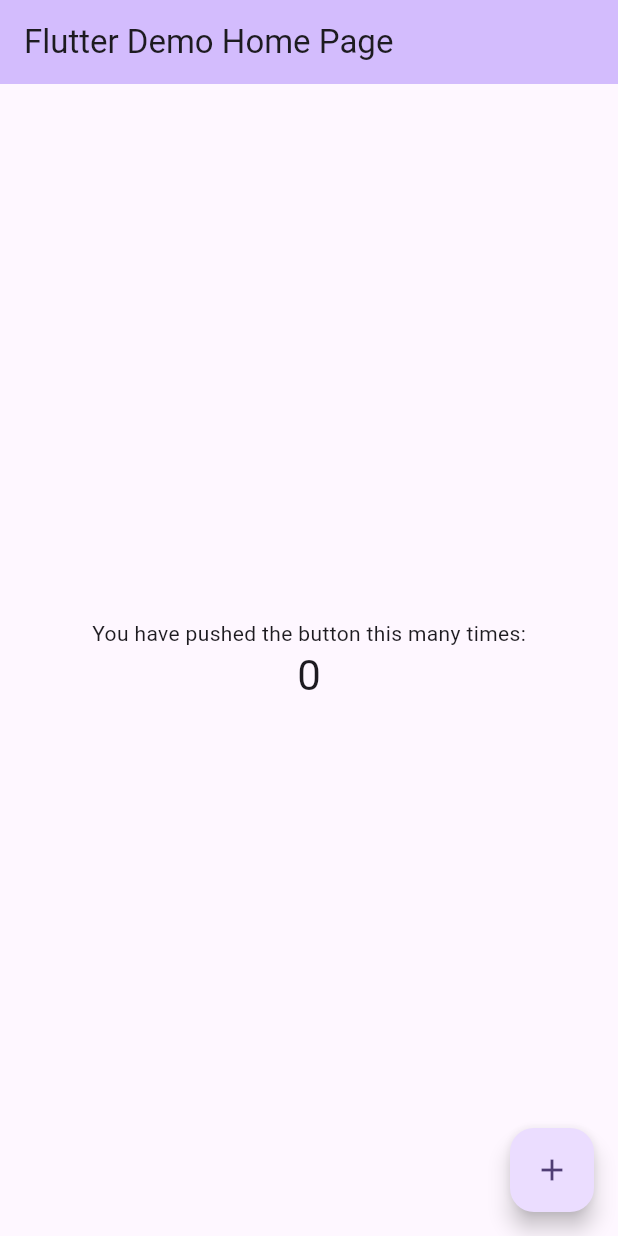
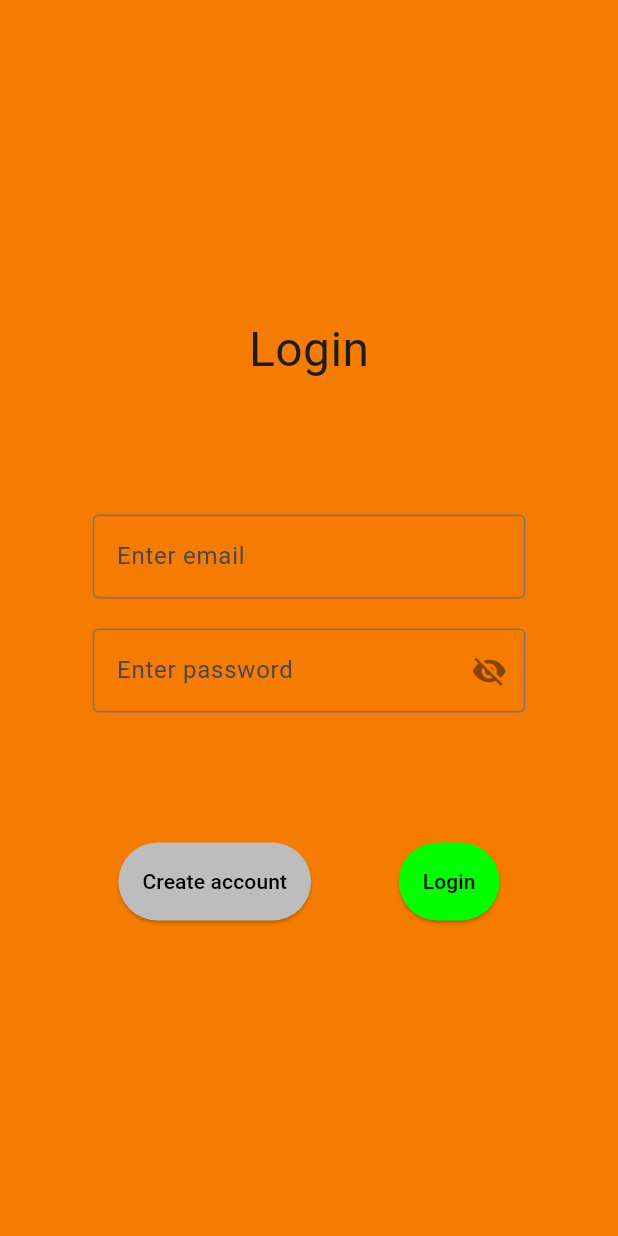
Before and after one commit to KhalilHen/dinner_app_flutter, a Flutter app: the screen it shows after launch, on a phone screen of 412 x 824 dp. Run offline on Flutter 3.47's test engine with Material 3 defaults, Android fonts, the phone set to English and light mode, and no system bars; our stand-ins replace firebase_auth, firebase_core; accounts and stored records are empty.

Commit message:
DB connection + login

```diff
--- a/lib/main.dart
+++ b/lib/main.dart
@@ -1,125 +1,193 @@
 import 'package:flutter/material.dart';
+import 'package:firebase_auth/firebase_auth.dart';
+import 'package:firebase_core/firebase_core.dart';
+import 'firebase_options.dart';
+import 'homepage.dart';
 
-void main() {
-  runApp(const MyApp());
+void main() async {
+  WidgetsFlutterBinding.ensureInitialized();
+
+  try {
+    await Firebase.initializeApp(
+      options: DefaultFirebaseOptions.currentPlatform,
+    );
+    runApp(const Login());
+  } catch (e) {
+    print('Failed to initialize Firebase: $e');
+  }
 }
 
-class MyApp extends StatelessWidget {
-  const MyApp({super.key});
+class Login extends StatelessWidget {
+  const Login({Key? key}) : super(key: key);
 
-  // This widget is the root of your application.
   @override
   Widget build(BuildContext context) {
     return MaterialApp(
-      title: 'Flutter Demo',
       theme: ThemeData(
-        // This is the theme of your application.
-        //
-        // TRY THIS: Try running your application with "flutter run". You'll see
-        // the application has a purple toolbar. Then, without quitting the app,
-        // try changing the seedColor in the colorScheme below to Colors.green
-        // and then invoke "hot reload" (save your changes or press the "hot
-        // reload" button in a Flutter-supported IDE, or press "r" if you used
-        // the command line to start the app).
-        //
-        // Notice that the counter didn't reset back to zero; the application
-        // state is not lost during the reload. To reset the state, use hot
-        // restart instead.
-        //
-        // This works for code too, not just values: Most code changes can be
-        // tested with just a hot reload.
-        colorScheme: ColorScheme.fromSeed(seedColor: Colors.deepPurple),
-        useMaterial3: true,
+        primaryColor: Colors.orange.shade700,
       ),
-      home: const MyHomePage(title: 'Flutter Demo Home Page'),
+      home: const MainScreen(),
     );
   }
 }
 
-class MyHomePage extends StatefulWidget {
-  const MyHomePage({super.key, required this.title});
-
-  // This widget is the home page of your application. It is stateful, meaning
-  // that it has a State object (defined below) that contains fields that affect
-  // how it looks.
-
-  // This class is the configuration for the state. It holds the values (in this
-  // case the title) provided by the parent (in this case the App widget) and
-  // used by the build method of the State. Fields in a Widget subclass are
-  // always marked "final".
-
-  final String title;
+class MainScreen extends StatefulWidget {
+  const MainScreen({Key? key}) : super(key: key);
 
   @override
-  State<MyHomePage> createState() => _MyHomePageState();
+  _MainScreenState createState() => _MainScreenState();
 }
 
-class _MyHomePageState extends State<MyHomePage> {
-  int _counter = 0;
+class _MainScreenState extends State<MainScreen> {
+  final emailController = TextEditingController();
+  final passwordController = TextEditingController();
+  final GlobalKey<FormState> _key = GlobalKey<FormState>();
+  bool showPassword = false;
 
-  void _incrementCounter() {
-    setState(() {
-      // This call to setState tells the Flutter framework that something has
-      // changed in this State, which causes it to rerun the build method below
-      // so that the display can reflect the updated values. If we changed
-      // _counter without calling setState(), then the build method would not be
-      // called again, and so nothing would appear to happen.
-      _counter++;
-    });
+  Future<void> _login() async {
+    if (_key.currentState!.validate()) {
+      try {
+        UserCredential userCredential = await FirebaseAuth.instance.signInWithEmailAndPassword(
+          email: emailController.text,
+          password: passwordController.text,
+        );
+
+        if (userCredential.user != null) {
+          Navigator.of(context).pushReplacement(
+            MaterialPageRoute(
+              builder: (context) => const Homepage(),
+            ),
+          );
+        } else {
+          print('Oops there went something wrong');
+        }
+      } catch (e) {
+        print('Login failed: $e');
+        ScaffoldMessenger.of(context).showSnackBar(
+          SnackBar(content: Text('Login failed: $e')),
+        );
+      }
+    }
   }
 
   @override
   Widget build(BuildContext context) {
-    // This method is rerun every time setState is called, for instance as done
-    // by the _incrementCounter method above.
-    //
-    // The Flutter framework has been optimized to make rerunning build methods
-    // fast, so that you can just rebuild anything that needs updating rather
-    // than having to individually change instances of widgets.
+    final primaryBackgroundColor = Theme.of(context).primaryColor;
     return Scaffold(
-      appBar: AppBar(
-        // TRY THIS: Try changing the color here to a specific color (to
-        // Colors.amber, perhaps?) and trigger a hot reload to see the AppBar
-        // change color while the other colors stay the same.
-        backgroundColor: Theme.of(context).colorScheme.inversePrimary,
-        // Here we take the value from the MyHomePage object that was created by
-        // the App.build method, and use it to set our appbar title.
-        title: Text(widget.title),
-      ),
+      backgroundColor: primaryBackgroundColor,
       body: Center(
-        // Center is a layout widget. It takes a single child and positions it
-        // in the middle of the parent.
-        child: Column(
-          // Column is also a layout widget. It takes a list of children and
-          // arranges them vertically. By default, it sizes itself to fit its
-          // children horizontally, and tries to be as tall as its parent.
-          //
-          // Column has various properties to control how it sizes itself and
-          // how it positions its children. Here we use mainAxisAlignment to
-          // center the children vertically; the main axis here is the vertical
-          // axis because Columns are vertical (the cross axis would be
-          // horizontal).
-          //
-          // TRY THIS: Invoke "debug painting" (choose the "Toggle Debug Paint"
-          // action in the IDE, or press "p" in the console), to see the
-          // wireframe for each widget.
-          mainAxisAlignment: MainAxisAlignment.center,
-          children: <Widget>[
-            const Text(
-              'You have pushed the button this many times:',
-            ),
-            Text(
-              '$_counter',
-              style: Theme.of(context).textTheme.headlineMedium,
-            ),
-          ],
+        child: Container(
+          height: MediaQuery.of(context).size.height * 0.7,
+          width: MediaQuery.of(context).size.width * 0.9,
+          child: Column(
+            mainAxisAlignment: MainAxisAlignment.spaceEvenly,
+            crossAxisAlignment: CrossAxisAlignment.center,
+            children: [
+              Title(
+                color: Colors.black,
+                child: Text(
+                  'Login',
+                  style: TextStyle(
+                    fontSize: 32,
+                    fontFamily: 'Roboto',
+                  ),
+                ),
+              ),
+              Form(
+                key: _key,
+                child: Container(
+                  width: MediaQuery.of(context).size.width * 0.7,
+                  child: Column(
+                    children: [
+                      TextFormField(
+                        controller: emailController,
+                        validator: validateEmail,
+                        decoration: const InputDecoration(
+                          labelText: 'Enter email',
+                          border: OutlineInputBorder(),
+                        ),
+                      ),
+                      const Padding(
+                        padding: EdgeInsets.only(bottom: 20),
+                      ),
+                      TextFormField(
+                        controller: passwordController,
+                        validator: validatePassword,
+                        obscureText: !showPassword,
+                        decoration: InputDecoration(
+                          labelText: 'Enter password',
+                          border: const OutlineInputBorder(),
+                          suffixIcon: IconButton(
+                            icon: Icon(
+                              showPassword ? Icons.visibility : Icons.visibility_off,
+                              color: Colors.black45,
+                            ),
+                            onPressed: () {
+                              setState(() {
+                                showPassword = !showPassword;
+                              });
+                            },
+                          ),
+                        ),
+                      ),
+                    ],
+                  ),
+                ),
+              ),
+              Container(
+                width: 500,
+                child: Row(
+                  mainAxisAlignment: MainAxisAlignment.spaceEvenly,
+                  children: [
+                    ElevatedButton(
+                      onPressed: () {
+                        // For another time
+                      },
+                      style: ButtonStyle(
+                        backgroundColor: MaterialStateProperty.all(Colors.grey.shade400),
+                        padding: MaterialStateProperty.all(const EdgeInsets.all(16.0)),
+                      ),
+                      child: const Text(
+                        'Create account',
+                        style: TextStyle(
+                          color: Colors.black,
+                        ),
+                      ),
+                    ),
+                    ElevatedButton(
+                      onPressed: _login,
+                      style: ButtonStyle(
+                        backgroundColor: MaterialStateProperty.all(const Color(0xFF00FF00)),
+                        padding: MaterialStateProperty.all(const EdgeInsets.all(16.0)),
+                      ),
+                      child: const Text(
+                        'Login',
+                        style: TextStyle(
+                          color: Colors.black,
+                        ),
+                      ),
+                    ),
+                  ],
+                ),
+              ),
+            ],
+          ),
         ),
       ),
-      floatingActionButton: FloatingActionButton(
-        onPressed: _incrementCounter,
-        tooltip: 'Increment',
-        child: const Icon(Icons.add),
-      ), // This trailing comma makes auto-formatting nicer for build methods.
     );
   }
 }
+
+RegExp pattern = RegExp(r'^[\s\S]{8,}$'); // At least 8 characters
+String? validateEmail(String? formEmail) {
+  if (formEmail == null || formEmail.isEmpty) return 'Invalid Email address';
+  return null;
+}
+
+String? validatePassword(String? formPassword) {
+  if (formPassword == null || formPassword.isEmpty) return 'Invalid password';
+
+  RegExp pattern = RegExp(r'^[\s\S]{8,}$'); // At least 8 characters
+
+  return null;
+}
--- a/pubspec.yaml
+++ b/pubspec.yaml
@@ -35,6 +35,8 @@ dependencies:
   # The following adds the Cupertino Icons font to your application.
   # Use with the CupertinoIcons class for iOS style icons.
   cupertino_icons: ^1.0.6
+  firebase_core: ^3.1.0
+  firebase_auth: ^5.1.0
 
 dev_dependencies:
   flutter_test:
```
Also changed, not shown: lib/homepage.dart (added, +33 -0 lines), lib/firebase_options.dart (added), pubspec.lock, 4 other files.
